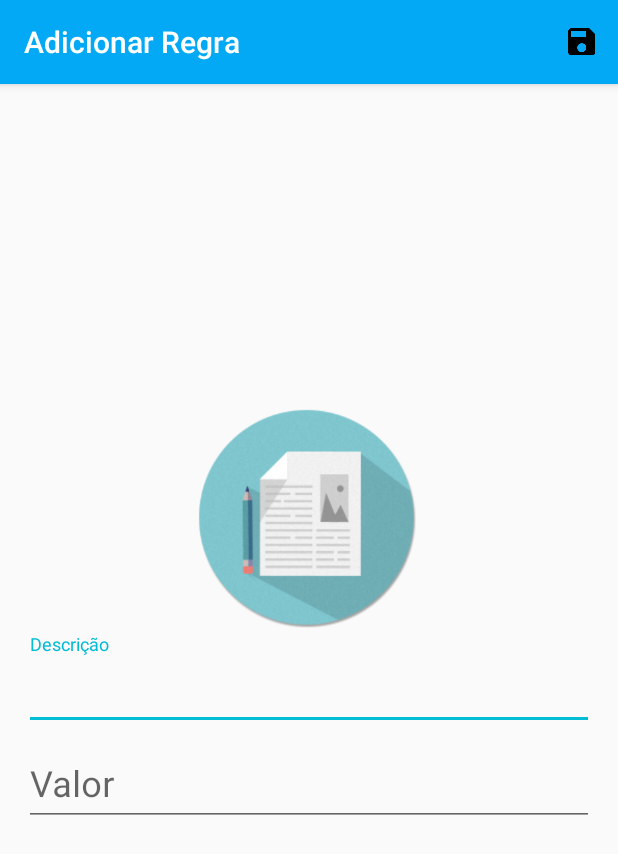
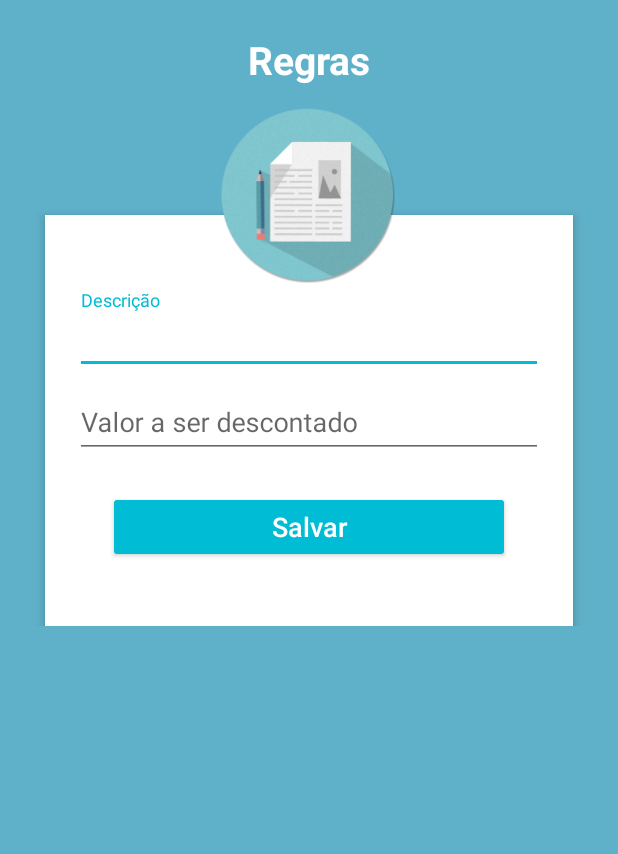
Before and after one commit to VMatheus/Android-Projects, an Android app: the AddRegra screen opened directly, with no data from a screen before it, on a phone screen of 412 x 824 dp. Shown: the top 854 px of the screen. Run offline under Robolectric (Android 15) with nearby library versions, the phone set to English and light mode, and no system bars.

Commit message:
alterações finais

```diff
--- a/Mesada/app/src/main/java/com/example/matheus/mesada/AddRegra.java
+++ b/Mesada/app/src/main/java/com/example/matheus/mesada/AddRegra.java
@@ -10,6 +10,7 @@ import android.view.Menu;
 import android.view.MenuItem;
 import android.view.View;
 import android.view.WindowManager;
+import android.widget.Button;
 import android.widget.EditText;
 
 import dao.RegraDAO;
@@ -21,27 +22,34 @@ public class AddRegra extends AppCompatActivity {
     private RegraDAO regraDAO;
     private Regra regra;
     private  int idregra;
+    private Button buttonSalvarRegra;
     private TextInputLayout inputLayoutDescricao, inputLayoutValor;
 
     @Override
     protected void onCreate(Bundle savedInstanceState) {
         super.onCreate(savedInstanceState);
-        setContentView(R.layout.activity_add_regra);
-        Toolbar toolbar = (Toolbar) findViewById(R.id.toolbar);
-        setSupportActionBar(toolbar);
+        setContentView(R.layout.activity_addregra);
+
 
 
         regraDAO = new RegraDAO(this);
-        editDescricao = (EditText) findViewById(R.id.edtdescricao);
+        editDescricao = (EditText) findViewById(R.id.edtDescricao);
         editValor = (EditText) findViewById(R.id.edtValor);
         inputLayoutDescricao = (TextInputLayout) findViewById(R.id.inputLayoutDescricao);
         inputLayoutValor = (TextInputLayout) findViewById(R.id.inputLayoutValor);
+        buttonSalvarRegra = (Button) findViewById(R.id.buttonSalvarRegra);
 
 
         editDescricao.addTextChangedListener(new MyTextWatcher(editDescricao));
         editValor.addTextChangedListener(new MyTextWatcher(editValor));
 
-
+        buttonSalvarRegra.setOnClickListener(new View.OnClickListener() {
+            @Override
+            public void onClick(View view) {
+                cadastrar();
+                finish();
+            }
+        });
         //Carregar Regra Para ser Alterada
         idregra = getIntent().getIntExtra("ID_REGRA", 0);
 
@@ -56,27 +64,9 @@ public class AddRegra extends AppCompatActivity {
     }
 
 
-    @Override
-    public boolean onCreateOptionsMenu(Menu menu) {
-        getMenuInflater().inflate(R.menu.menu_default, menu);
-        return true;
 
 
-    }
 
-    @Override
-    public boolean onOptionsItemSelected(MenuItem menuItem) {
-        int id = menuItem.getItemId();
-        switch (id) {
-            case R.id.action_salvar:
-                this.cadastrar();
-                break;
-
-        }
-        return super.onOptionsItemSelected(menuItem);
-
-
-    }
 
     @Override
     protected void onDestroy() {
@@ -167,7 +157,7 @@ public class AddRegra extends AppCompatActivity {
 
         public void afterTextChanged(Editable editable) {
             switch (view.getId()) {
-                case R.id.edtdescricao:
+                case R.id.edtDescricao:
                     verificaCampoDescricao();
                     break;
                 case R.id.edtValor:
--- a/Mesada/app/src/main/res/layout/activity_add_regra.xml
+++ /dev/null
@@ -1,27 +0,0 @@
-<?xml version="1.0" encoding="utf-8"?>
-<android.support.design.widget.CoordinatorLayout xmlns:android="http://schemas.android.com/apk/res/android"
-    xmlns:app="http://schemas.android.com/apk/res-auto"
-    xmlns:tools="http://schemas.android.com/tools"
-    android:layout_width="match_parent"
-    android:layout_height="match_parent"
-    android:fitsSystemWindows="true"
-    tools:context="com.example.matheus.mesada.AddRegra">
-
-    <android.support.design.widget.AppBarLayout
-        android:layout_width="match_parent"
-        android:layout_height="wrap_content"
-        android:theme="@style/AppTheme.AppBarOverlay">
-
-        <android.support.v7.widget.Toolbar
-            android:id="@+id/toolbar"
-            android:layout_width="match_parent"
-            android:layout_height="?attr/actionBarSize"
-            android:background="?attr/colorPrimary"
-            app:popupTheme="@style/AppTheme.PopupOverlay" />
-
-    </android.support.design.widget.AppBarLayout>
-
-    <include layout="@layout/content_add_regra" />
-
-
-</android.support.design.widget.CoordinatorLayout>
--- a/Mesada/app/src/main/res/layout/activity_addfilho2.xml
+++ b/Mesada/app/src/main/res/layout/activity_addregra.xml
@@ -1,5 +1,4 @@
 <?xml version="1.0" encoding="utf-8"?>
-
 <ScrollView xmlns:android="http://schemas.android.com/apk/res/android"
     android:layout_width="fill_parent"
     android:layout_height="fill_parent"
@@ -19,7 +18,7 @@
             android:layout_marginBottom="16dp"
             android:layout_marginTop="22dp"
             android:gravity="center_horizontal"
-            android:text="Dados"
+            android:text="Regras"
             android:textColor="#fff"
             android:textSize="26sp"
             android:textStyle="bold" />
@@ -43,41 +42,41 @@
                 android:paddingTop="30dp">
 
                 <android.support.design.widget.TextInputLayout
-                    android:id="@+id/inputLayoutNome"
+                    android:id="@+id/inputLayoutDescricao"
                     android:layout_width="match_parent"
                     android:layout_height="wrap_content">
 
                     <EditText
-                        android:id="@+id/edtNome"
+                        android:id="@+id/edtDescricao"
                         android:layout_width="fill_parent"
                         android:layout_height="wrap_content"
 
                         android:drawableTint="#FF4081"
-                        android:hint="Nome"
+                        android:hint="Descrição"
                         android:inputType="textPersonName"
                         android:singleLine="true" />
                 </android.support.design.widget.TextInputLayout>
 
                 <android.support.design.widget.TextInputLayout
-                    android:id="@+id/inputLayoutSaldo"
+                    android:id="@+id/inputLayoutValor"
                     android:layout_width="match_parent"
                     android:layout_height="wrap_content">
 
                     <EditText
-                        android:id="@+id/edtSaldo"
+                        android:id="@+id/edtValor"
                         android:layout_width="fill_parent"
                         android:layout_height="wrap_content"
                         android:layout_marginTop="16dp"
                         android:drawableTint="#FF4081"
 
-                        android:hint="Saldo inicial"
+                        android:hint="Valor a ser descontado"
                         android:inputType="numberDecimal|number"
                         android:singleLine="true" />
                 </android.support.design.widget.TextInputLayout>
 
 
                 <Button
-                    android:id="@+id/buttonSalvarFilho"
+                    android:id="@+id/buttonSalvarRegra"
                     style="@style/Base.Widget.AppCompat.Button.Colored"
                     android:layout_width="fill_parent"
                     android:layout_height="wrap_content"
@@ -94,13 +93,13 @@
         <ImageView
             android:id="@+id/profile_image"
 
-            android:layout_width="150dp"
-            android:layout_height="150dp"
+            android:layout_width="120dp"
+            android:layout_height="120dp"
             android:layout_alignTop="@+id/login_title"
             android:layout_centerHorizontal="true"
-            android:layout_marginTop="36dp"
-            android:background="@drawable/image_background"
+            android:layout_marginTop="50dp"
+            android:src="@drawable/regras"
             android:elevation="4dp"
-            android:src="@drawable/user_profile_personal" />
+             />
     </RelativeLayout>
 </ScrollView>
--- a/Mesada/app/src/main/res/layout/content_add_regra.xml
+++ /dev/null
@@ -1,48 +0,0 @@
-<?xml version="1.0" encoding="utf-8"?>
-<LinearLayout xmlns:android="http://schemas.android.com/apk/res/android"
-    android:layout_width="match_parent"
-    android:layout_height="match_parent"
-    android:gravity="center"
-    android:orientation="vertical"
-
-    android:paddingBottom="@dimen/activity_vertical_margin"
-    android:paddingLeft="@dimen/activity_horizontal_margin"
-    android:paddingRight="@dimen/activity_horizontal_margin"
-    android:paddingTop="@dimen/activity_vertical_margin">
-
-    <ImageView
-
-        android:src="@drawable/regras"
-        android:layout_width="150dp"
-        android:layout_height="150dp"
-        android:layout_gravity="center" />
-
-    <android.support.design.widget.TextInputLayout
-        android:id="@+id/inputLayoutDescricao"
-        android:layout_width="match_parent"
-        android:layout_height="wrap_content">
-
-        <EditText
-            android:id="@+id/edtdescricao"
-            android:layout_width="match_parent"
-            android:layout_height="wrap_content"
-            android:hint="Descrição"
-            android:textSize="24sp"/>
-    </android.support.design.widget.TextInputLayout>
-
-    <android.support.design.widget.TextInputLayout
-        android:id="@+id/inputLayoutValor"
-        android:layout_width="match_parent"
-        android:layout_height="wrap_content">
-
-        <EditText
-            android:textSize="24sp"
-            android:id="@+id/edtValor"
-            android:layout_width="match_parent"
-            android:layout_height="wrap_content"
-            android:hint="Valor"
-            android:inputType="numberDecimal|number"
-            android:maxLength="5" />
-    </android.support.design.widget.TextInputLayout>
-
-</LinearLayout>
```
Also changed, not shown: Mesada/app/src/main/res/drawable/image_background.xml (deleted, +0 -16 lines), Mesada/app/src/main/res/layout/activity_add_filho.xml (deleted, +0 -27 lines), Mesada/app/src/main/res/layout/activity_addfilho.xml (renamed from Mesada/app/src/main/res/layout/activity_addregra2.xml, +9 -8 lines), Mesada/app/src/main/res/layout/content_add_filho.xml (deleted, +0 -64 lines).
